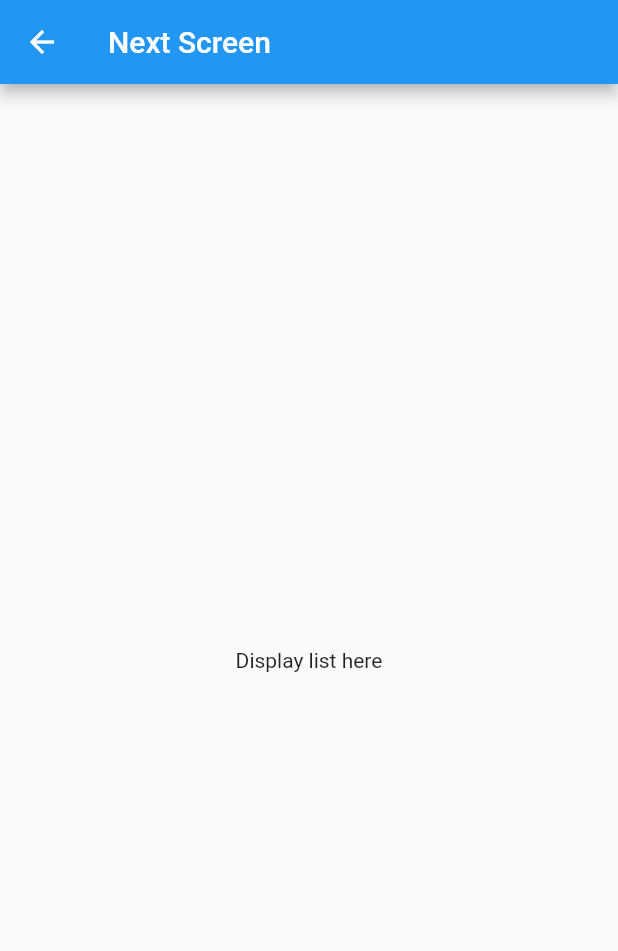
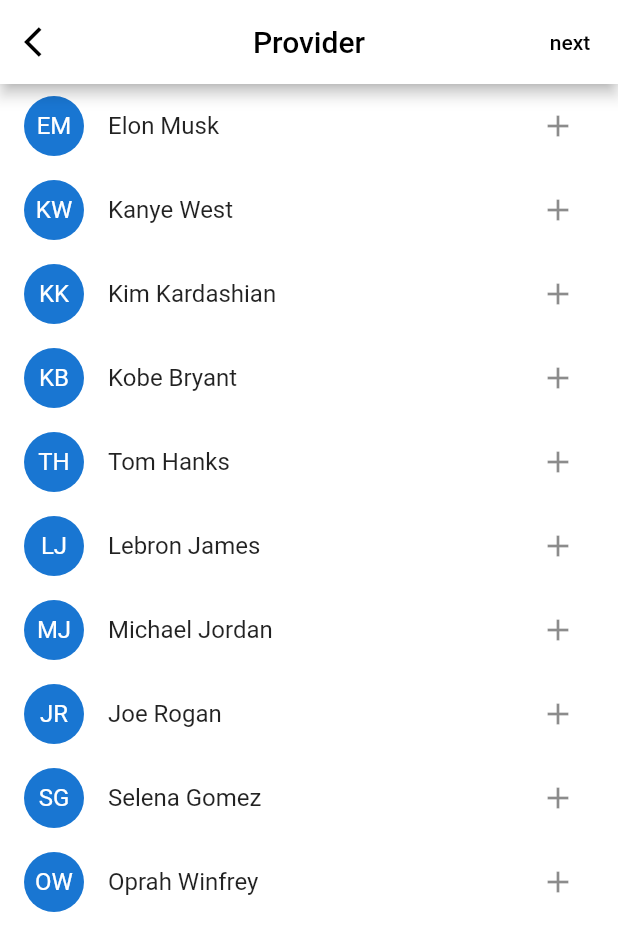
Before and after one commit to naeemibrahim969/flutter_provider, a Flutter app: the screen it shows after launch, after a tap on the "add" icon, after a tap on the "navigate next" icon, on a phone screen of 412 x 824 dp. Shown: the top 951 px of the screen. Run offline on Flutter 3.47's test engine with Material 2 defaults, Android fonts, the light colour scheme and no system bars.

Commit message:
list with multi provider31

```diff
--- /dev/null
+++ b/lib/adapter/following_list_item.dart
@@ -0,0 +1,30 @@
+import 'package:flutter/material.dart';
+import 'package:listwithprovider/provider/following.dart';
+
+class FollowingListItem extends StatelessWidget {
+  const FollowingListItem({Key? key,required this.following ,required this.name, required this.initials}) : super(key: key);
+
+  final Following following;
+  final String name;
+  final String initials;
+
+  @override
+  Widget build(BuildContext context) {
+    return ListTile(
+      title: Text(name),
+      leading: CircleAvatar(
+        child: Text(initials),
+      ),
+      trailing: IconButton(
+        icon: (following.followingList.contains(name)) ? Icon(Icons.check) : Icon(Icons.add),
+        onPressed: () {
+          if (following.followingList.contains(name)) {
+            following.remove(name);
+          } else {
+            following.add(name);
+          }
+        },
+      ),
+    );;
+  }
+}
--- a/lib/list_screen.dart
+++ b/lib/list_screen.dart
@@ -1,27 +1,60 @@
 import 'package:flutter/material.dart';
 import 'package:provider/provider.dart';
 import 'provider/counter.dart';
+import 'provider/following.dart';
+import 'package:listwithprovider/provider/following.dart';
+import 'package:listwithprovider/adapter/following_list_item.dart';
+import 'package:listwithprovider/profile_screen.dart';
+
 
 class ListScreen extends StatelessWidget {
-  const ListScreen({Key? key, required this.title}) : super(key: key);
-  final String title;
+  const ListScreen({Key? key}) : super(key: key);
 
   @override
   Widget build(BuildContext context) {
+    final following = Provider.of<Following>(context, listen: false);
     return Scaffold(
-        appBar: AppBar(
-          title: Text(title),
+      backgroundColor: Colors.white,
+      appBar: AppBar(
+        title: Text("Provider",style: TextStyle(color: Colors.black),),
+        backgroundColor: Colors.white,
+        leading: IconButton(
+          icon: Icon(Icons.arrow_back_ios, color: Colors.black),
+          onPressed: () => Navigator.of(context).pop(),
         ),
-        body: Center(
-          child: Column(
-            mainAxisAlignment: MainAxisAlignment.center,
-            children: <Widget>[
-              Text(
-                'Display list here',
+        centerTitle: true,
+        actions: [
+          TextButton(
+              child: Text(
+                "next",
+                style: TextStyle(color: Colors.black),
               ),
-            ],
-          ),
-        ),
+              onPressed: () {
+                Navigator.push(
+                  context,
+                  MaterialPageRoute(
+                    builder: (context) => ProfileScreen(),
+                  ),
+                );
+              }),
+        ],
+      ),
+        body: Consumer<Following>(
+          builder: (context, value, child) => ListView(
+              children:[
+                FollowingListItem(following: value, name: "Elon Musk", initials: "EM"),
+                FollowingListItem(following: value, name: "Kanye West", initials: "KW"),
+                FollowingListItem(following: value, name: "Kim Kardashian", initials: "KK"),
+                FollowingListItem(following: value, name: "Kobe Bryant", initials: "KB"),
+                FollowingListItem(following: value, name: "Tom Hanks", initials: "TH"),
+                FollowingListItem(following: value, name: "Lebron James", initials: "LJ"),
+                FollowingListItem(following: value, name: "Michael Jordan", initials: "MJ"),
+                FollowingListItem(following: value, name: "Joe Rogan", initials: "JR"),
+                FollowingListItem(following: value, name: "Selena Gomez", initials: "SG"),
+                FollowingListItem(following: value, name: "Oprah Winfrey", initials: "OW"),
+              ],
+            ),
+        )
     );
   }
 }
--- a/lib/main.dart
+++ b/lib/main.dart
@@ -2,9 +2,17 @@ import 'package:flutter/material.dart';
 import 'package:provider/provider.dart';
 import 'provider/counter.dart';
 import 'package:listwithprovider/list_screen.dart';
+import 'provider/following.dart';
 
 void main() {
-  runApp(const MyApp());
+  runApp(
+    MultiProvider(
+        providers: [
+          ChangeNotifierProvider<Counter>(create: (_) => Counter()),
+          ChangeNotifierProvider<Following>(create: (_) => Following())
+        ],
+        child: const MyApp()),
+  );
 }
 
 class MyApp extends StatelessWidget {
@@ -18,10 +26,7 @@ class MyApp extends StatelessWidget {
       theme: ThemeData(
         primarySwatch: Colors.blue,
       ),
-      home: ChangeNotifierProvider<Counter>(
-        create: (_) => Counter() ,
-        child: MyHomePage(title: 'Flutter Demo Home Page'),
-      ),
+      home: MyHomePage(title: 'Flutter Demo Home Page')
     );
   }
 }
@@ -76,7 +81,7 @@ class MyHomePage extends StatelessWidget {
               ),
               FloatingActionButton(
                 onPressed: () => {
-                  Navigator.of(context).push(MaterialPageRoute(builder: (context) => ListScreen(title: "Next Screen")))
+                  Navigator.of(context).push(MaterialPageRoute(builder: (context) => ListScreen()))
                 },
                 tooltip: 'Next Screen',
                 child: const Icon(Icons.navigate_next),
--- /dev/null
+++ b/lib/provider/following.dart
@@ -0,0 +1,17 @@
+import 'package:flutter/material.dart';
+
+class Following extends ChangeNotifier {
+  final List<String> _followingList = [];
+
+  List<String> get followingList => _followingList;
+
+  add(String name) {
+    _followingList.add(name);
+    notifyListeners();
+  }
+
+  remove(String name) {
+    _followingList.removeWhere((element) => element == name);
+    notifyListeners();
+  }
+}
```
Also changed, not shown: lib/profile_screen.dart (added, +36 -0 lines).
